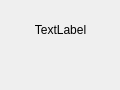
First picture: the form in src/nodebase.ui, repository ttddee/Cascade, before the edit.
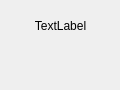
Second picture: the form after the edit.

```diff
--- a/src/nodebase.ui
+++ b/src/nodebase.ui
@@ -29,9 +29,9 @@
    <property name="geometry">
     <rect>
      <x>0</x>
-     <y>20</y>
+     <y>18</y>
      <width>121</width>
-     <height>20</height>
+     <height>16</height>
     </rect>
    </property>
    <property name="text">
```
